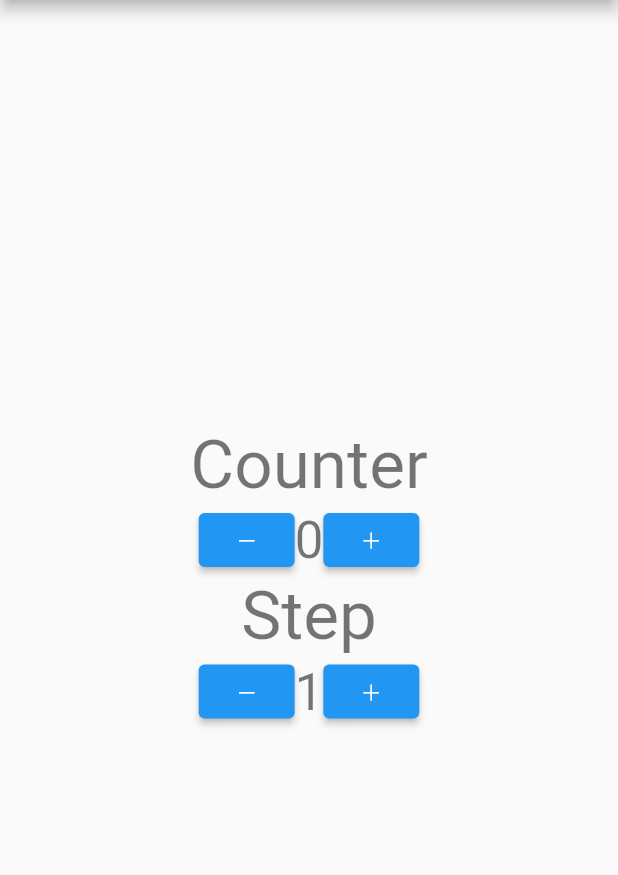
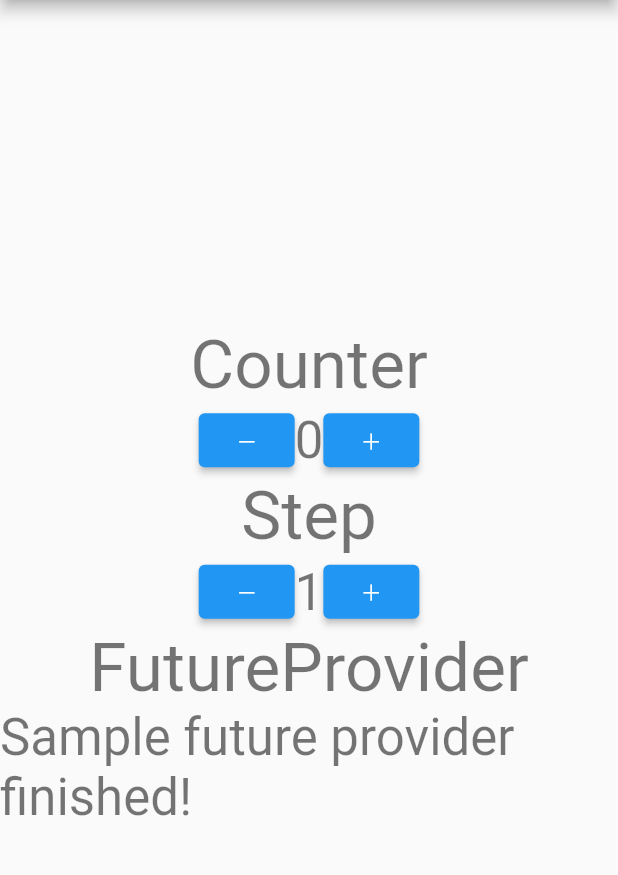
Before and after one commit to youkidkk/flutter_riverpod_sample, a Flutter app: the screen it shows after launch, on a phone screen of 412 x 824 dp, the part 84-959 px from its top. Run offline on Flutter 3.47's test engine with Material 2 defaults, Android fonts, the phone set to English and light mode, and no system bars; our stand-ins replace flutter_hooks, freezed_annotation, hooks_riverpod.

Commit message:
FutureProvider のサンプルを追加

```diff
--- a/lib/main.dart
+++ b/lib/main.dart
@@ -2,6 +2,7 @@ import 'package:flutter/material.dart';
 import 'package:flutter_hooks/flutter_hooks.dart';
 import 'package:flutter_riverpod_sample/counter_state.dart';
 import 'package:flutter_riverpod_sample/counter_state_notifier.dart';
+import 'package:flutter_riverpod_sample/sample_future_provider.dart';
 import 'package:hooks_riverpod/hooks_riverpod.dart';
 
 final counterStateNotifierProvider =
@@ -35,6 +36,8 @@ class MyHomePage extends HookWidget {
     final counterState = useProvider(counterStateNotifierProvider);
     final counterStateNotifier =
         useProvider(counterStateNotifierProvider.notifier);
+
+    final sampleFuture = useProvider(sampleFutureProvider);
 
     return Scaffold(
       appBar: AppBar(
@@ -86,6 +89,18 @@ class MyHomePage extends HookWidget {
                 ),
               ],
             ),
+            Text(
+              'FutureProvider',
+              style: Theme.of(context).textTheme.headline3,
+            ),
+            sampleFuture.when(
+              data: (result) => Text(
+                result,
+                style: Theme.of(context).textTheme.headline4,
+              ),
+              loading: () => const CircularProgressIndicator(),
+              error: (_error, _st) => const Text('Error'),
+            )
           ],
         ),
       ),
--- /dev/null
+++ b/lib/sample_future_provider.dart
@@ -0,0 +1,6 @@
+import 'package:hooks_riverpod/hooks_riverpod.dart';
+
+final sampleFutureProvider = FutureProvider<String>((_) async {
+  await Future.delayed(const Duration(seconds: 5));
+  return "Sample future provider finished!";
+});
```
